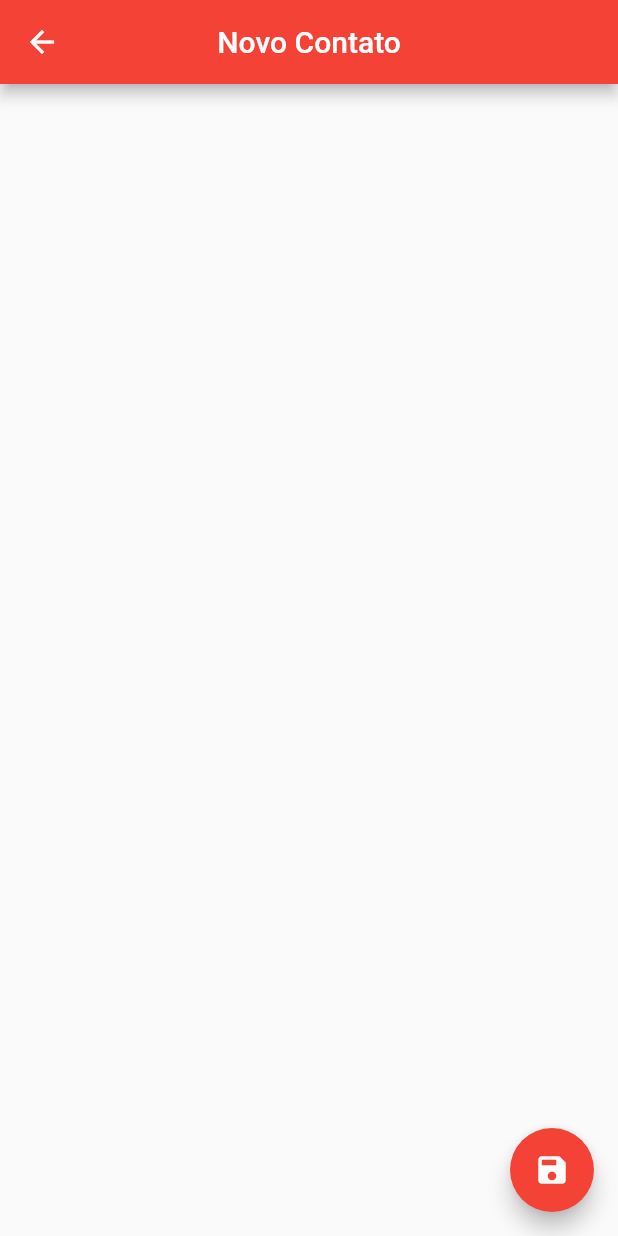
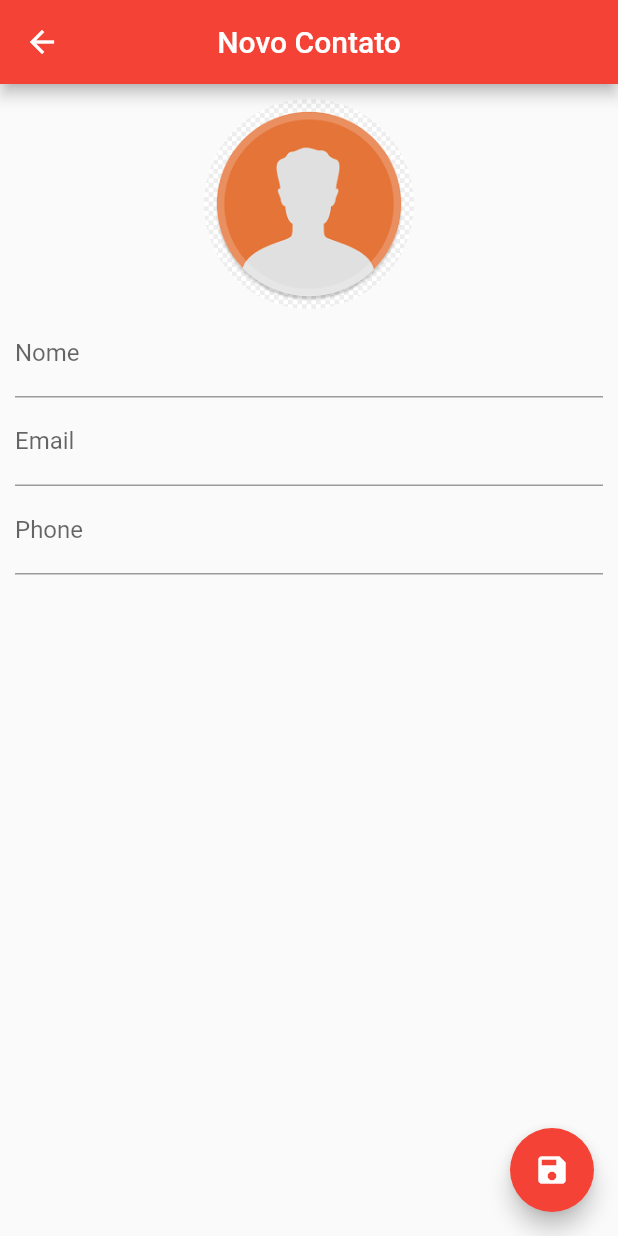
Before and after one commit to EsioFreitas/agenda_contatos, a Flutter app: the ContactPage screen opened directly, on a phone screen of 412 x 824 dp. Run offline on Flutter 3.47's test engine with Material 2 defaults, Android fonts, the phone set to English and light mode, and no system bars; our stand-ins replace sqflite; accounts and stored records are empty.

Commit message:
Add layout contact

```diff
--- a/lib/home_page/contact_page.dart
+++ b/lib/home_page/contact_page.dart
@@ -1,3 +1,5 @@
+import 'dart:io';
+
 import 'package:agenda_contatos/helpers/contact_helper.dart';
 import 'package:flutter/material.dart';
 
@@ -12,15 +14,23 @@ class ContactPage extends StatefulWidget {
 
 class _ContactPageState extends State<ContactPage> {
   Contact _editedContante;
+  bool _userEdited = false;
+  final _nameControler = TextEditingController();
+  final _emailControler = TextEditingController();
+  final _phoneControler = TextEditingController();
 
   @override
   void initState() {
     // TODO: implement initState
     super.initState();
     if (widget.contact == null)
-      _editedContante =  Contact();
-    else
+      _editedContante = Contact();
+    else {
       _editedContante = Contact.fromMap(widget.contact.toMap());
+      _nameControler.text = _editedContante.name;
+      _emailControler.text = _editedContante.email;
+      _phoneControler.text = _editedContante.phone;
+    }
   }
 
   @override
@@ -32,9 +42,53 @@ class _ContactPageState extends State<ContactPage> {
         centerTitle: true,
       ),
       floatingActionButton: FloatingActionButton(
-          onPressed: (){},
+          onPressed: () {},
           child: Icon(Icons.save),
           backgroundColor: Colors.red),
+      body: SingleChildScrollView(
+        padding: EdgeInsets.all(10),
+        child: Column(
+          children: <Widget>[
+            GestureDetector(
+              child: Container(
+                width: 140,
+                height: 140,
+                decoration: BoxDecoration(
+                    shape: BoxShape.circle,
+                    image: DecorationImage(
+                        image: _editedContante.img != null
+                            ? FileImage(File(_editedContante.img))
+                            : AssetImage('images/images.png'))),
+              ),
+            ),
+            TextField(
+                decoration: InputDecoration(labelText: "Nome"),
+                onChanged: (text) {
+                  _userEdited = true;
+                  setState(() {
+                    _editedContante.name = text;
+                  });
+                },
+                controller: _nameControler),
+            TextField(
+                controller: _emailControler,
+                decoration: InputDecoration(labelText: "Email"),
+                onChanged: (text) {
+                  _userEdited = true;
+                  _editedContante.email = text;
+                },
+                keyboardType: TextInputType.emailAddress),
+            TextField(
+                controller: _phoneControler,
+                decoration: InputDecoration(labelText: "Phone"),
+                onChanged: (text) {
+                  _userEdited = true;
+                  _editedContante.phone = text;
+                },
+                keyboardType: TextInputType.phone),
+          ],
+        ),
+      ),
     );
   }
 }
```
